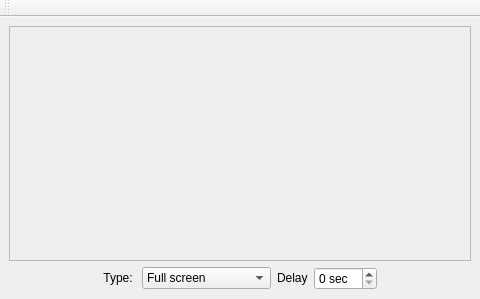
Qt form src/core/ui/mainwindow.ui (lxqt/screengrab) before a commit.
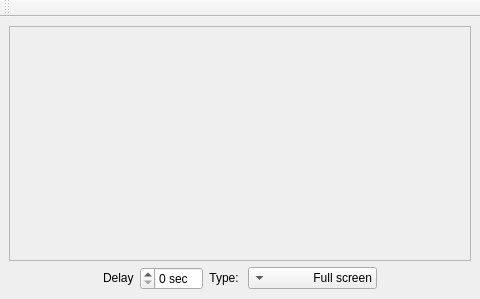
The same form after that commit.

Commit message: Made first screenshot not too small in main window

```diff
--- a/src/core/ui/mainwindow.ui
+++ b/src/core/ui/mainwindow.ui
@@ -20,7 +20,19 @@
    <string>ScreenGrab</string>
   </property>
   <widget class="QWidget" name="centralwidget">
+   <property name="sizePolicy">
+    <sizepolicy hsizetype="Expanding" vsizetype="Expanding">
+     <horstretch>0</horstretch>
+     <verstretch>0</verstretch>
+    </sizepolicy>
+   </property>
+   <property name="layoutDirection">
+    <enum>Qt::RightToLeft</enum>
+   </property>
    <layout class="QVBoxLayout" name="verticalLayout">
+    <property name="sizeConstraint">
+     <enum>QLayout::SetMaximumSize</enum>
+    </property>
     <item>
      <widget class="QLabel" name="scrLabel">
       <property name="sizePolicy">
@@ -77,25 +89,6 @@
          </property>
         </spacer>
        </item>
-       <item>
-        <widget class="QLabel" name="labTypeScr">
-         <property name="sizePolicy">
-          <sizepolicy hsizetype="Preferred" vsizetype="Fixed">
-           <horstretch>0</horstretch>
-           <verstretch>0</verstretch>
-          </sizepolicy>
-         </property>
-         <property name="layoutDirection">
-          <enum>Qt::LeftToRight</enum>
-         </property>
-         <property name="text">
-          <string>Type: </string>
-         </property>
-         <property name="alignment">
-          <set>Qt::AlignRight|Qt::AlignTrailing|Qt::AlignVCenter</set>
-         </property>
-        </widget>
-       </item>
        <item>
         <widget class="QComboBox" name="cbxTypeScr">
          <property name="enabled">
@@ -130,15 +123,21 @@
         </widget>
        </item>
        <item>
-        <widget class="QLabel" name="labDelay">
+        <widget class="QLabel" name="labTypeScr">
          <property name="sizePolicy">
           <sizepolicy hsizetype="Preferred" vsizetype="Fixed">
            <horstretch>0</horstretch>
            <verstretch>0</verstretch>
           </sizepolicy>
          </property>
+         <property name="layoutDirection">
+          <enum>Qt::LeftToRight</enum>
+         </property>
          <property name="text">
-          <string>Delay</string>
+          <string>Type: </string>
+         </property>
+         <property name="alignment">
+          <set>Qt::AlignRight|Qt::AlignTrailing|Qt::AlignVCenter</set>
          </property>
         </widget>
        </item>
@@ -167,6 +166,19 @@
          </property>
         </widget>
        </item>
+       <item>
+        <widget class="QLabel" name="labDelay">
+         <property name="sizePolicy">
+          <sizepolicy hsizetype="Preferred" vsizetype="Fixed">
+           <horstretch>0</horstretch>
+           <verstretch>0</verstretch>
+          </sizepolicy>
+         </property>
+         <property name="text">
+          <string>Delay</string>
+         </property>
+        </widget>
+       </item>
        <item>
         <spacer name="horizontalSpacer">
          <property name="orientation">
```
Left out of the diff: 10 changed lines with no effect on the pictures.
